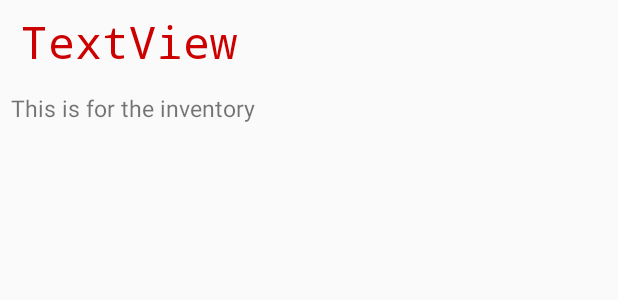
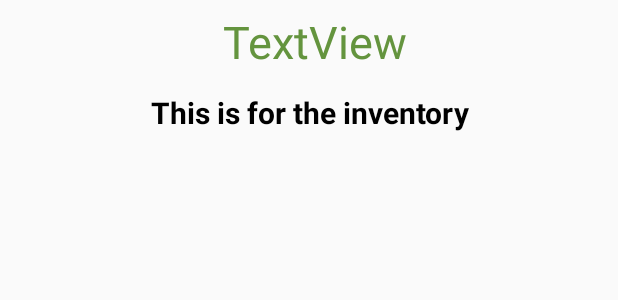
Before and after one commit to sellaaassii/Shopify, an Android app: the layout product_item.xml on its own in the app's theme, with its tools: preview values and no code run, on a phone screen of 412 x 824 dp. Shown: the top 300 px of the screen. Run offline under Robolectric (Android 15) with nearby library versions, the phone set to English and light mode, and no system bars.

Commit message:
added new fonts and colours

```diff
--- a/app/src/main/java/simplesendreceive/example/com/shopify/Model/CustomCollectionArray.java
+++ b/app/src/main/java/simplesendreceive/example/com/shopify/Model/CustomCollectionArray.java
@@ -4,8 +4,6 @@ import com.google.gson.annotations.Expose;
 import com.google.gson.annotations.SerializedName;
 
 import java.util.List;
-
-import simplesendreceive.example.com.shopify.Model.CustomCollection;
 
 public class CustomCollectionArray {
 
--- a/app/src/main/res/layout/product_item.xml
+++ b/app/src/main/res/layout/product_item.xml
@@ -1,8 +1,7 @@
 <?xml version="1.0" encoding="utf-8"?>
 <LinearLayout xmlns:android="http://schemas.android.com/apk/res/android"
-    xmlns:app="http://schemas.android.com/apk/res-auto"
     android:layout_width="match_parent"
-    android:layout_height="match_parent"
+    android:layout_height="wrap_content"
     android:orientation="horizontal"
     android:padding="7dp">
 
@@ -13,26 +12,30 @@
 
     <LinearLayout
         android:layout_width="match_parent"
-        android:layout_height="match_parent"
+        android:layout_height="wrap_content"
         android:orientation="vertical">
 
         <TextView
             android:id="@+id/productTitle"
             android:layout_width="match_parent"
             android:layout_height="wrap_content"
-            android:fontFamily="monospace"
+            android:fontFamily="ProximaNovaLight"
             android:paddingLeft="10px"
             android:paddingBottom="20px"
             android:text="TextView"
-            android:textColor="@android:color/holo_red_dark"
-            android:textSize="30sp" />
+            android:gravity="center"
+            android:textColor="@color/darkGreen"
+            android:textSize="30dp" />
 
         <TextView
             android:id="@+id/inventoryAmount"
             android:layout_width="match_parent"
             android:layout_height="wrap_content"
             android:text="This is for the inventory"
-            android:textSize="15dp" />
+            android:textStyle="bold"
+            android:gravity="center"
+            android:textColor="@color/black"
+            android:textSize="20dp" />
 
     </LinearLayout>
 
--- a/app/src/main/res/values/colors.xml
+++ b/app/src/main/res/values/colors.xml
@@ -3,4 +3,7 @@
     <color name="colorPrimary">#3F51B5</color>
     <color name="colorPrimaryDark">#303F9F</color>
     <color name="colorAccent">#FF4081</color>
+    <color name="limeGreen">#95BF47</color>
+    <color name="darkGreen">#64943E</color>
+    <color name="black">#000000</color>
 </resources>
--- a/app/src/main/res/values/styles.xml
+++ b/app/src/main/res/values/styles.xml
@@ -3,9 +3,9 @@
     <!-- Base application theme. -->
     <style name="AppTheme" parent="Theme.AppCompat.Light.DarkActionBar">
         <!-- Customize your theme here. -->
-        <item name="colorPrimary">@color/colorPrimary</item>
-        <item name="colorPrimaryDark">@color/colorPrimaryDark</item>
-        <item name="colorAccent">@color/colorAccent</item>
+        <item name="colorPrimary">@color/limeGreen</item>
+        <item name="colorPrimaryDark">@color/darkGreen</item>
+        <item name="colorAccent">@color/black</item>
     </style>
 
     <style name="AppTheme.NoActionBar">
```
Also changed, not shown: app/src/main/res/layout/activity_main.xml (+4 -4 lines), app/src/main/res/layout/collection_item.xml (+4 -3 lines), app/src/main/res/layout/product_list.xml (+3 -7 lines).
